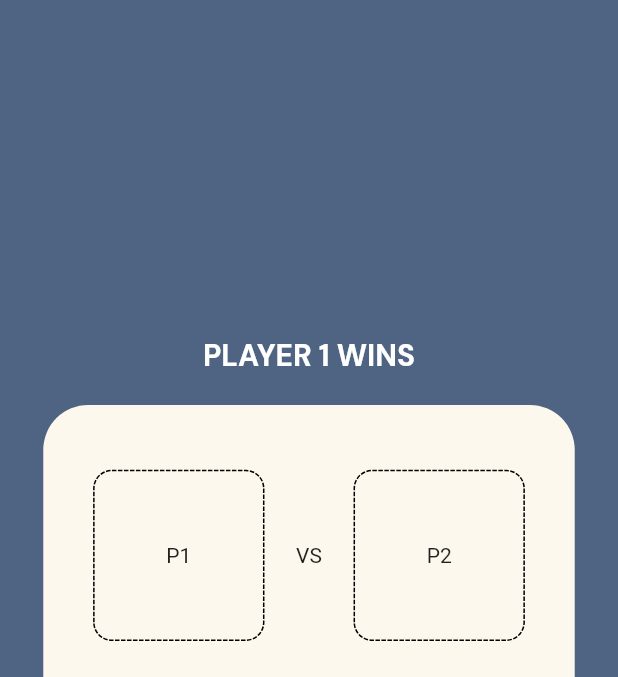
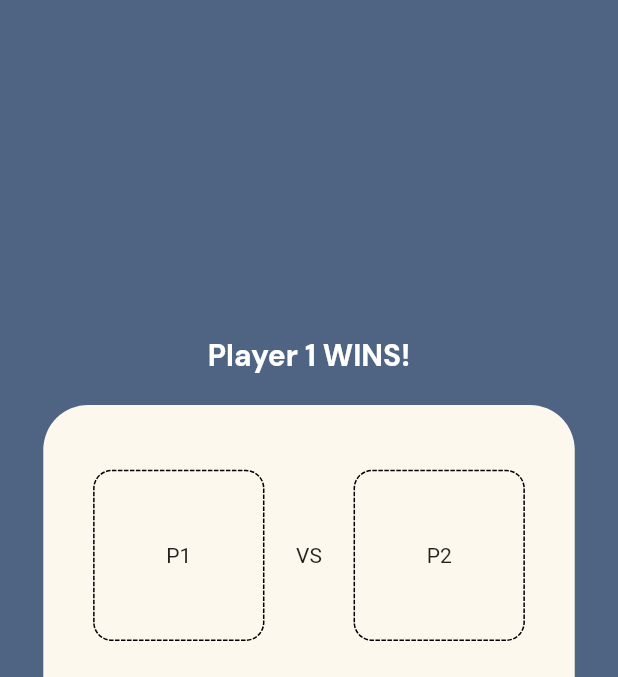
Before and after one commit to dubemezeagwu/roll_6ix, a Flutter app: the screen it shows after launch, on a phone screen of 412 x 824 dp, the part 62-739 px from its top. Run offline on Flutter 3.47's test engine with Material 2 defaults, Android fonts, the phone set to English and light mode, and no system bars; drawn by our look-alikes of dotted_border; our stand-ins replace bloc, equatable, flutter_bloc, flutter_svg, google_fonts.

```diff
--- a/lib/bloc/dice_cubit.dart
+++ b/lib/bloc/dice_cubit.dart
@@ -8,7 +8,7 @@ import 'package:roll_6ix/utils/app_assets.dart';
 part 'dice_state.dart';
 
 class DiceCubit extends Cubit<DiceState> {
-  DiceCubit() : super(DiceState( null, null ));
+  DiceCubit() : super(DiceInitialState());
 
   final List<Player> listOfPlayers= [ playerOne,playerTwo];
   late var winningStatus;
@@ -21,6 +21,8 @@ class DiceCubit extends Cubit<DiceState> {
       gameResults.add(playerNumber);
       player.dice = AppAssets.diceArray[playerNumber];
     });
+
+    displayWinner(gameResults);
   }
 
   void displayWinner (List gameResults){
@@ -29,5 +31,6 @@ class DiceCubit extends Cubit<DiceState> {
         : "It is a Tie";
 
     winningStatus = winner;
+    print(winningStatus);
   }
 }
--- a/lib/bloc/dice_state.dart
+++ b/lib/bloc/dice_state.dart
@@ -1,11 +1,18 @@
 part of 'dice_cubit.dart';
 
-class DiceState extends Equatable {
+abstract class DiceState extends Equatable{}
+
+class DiceInitialState extends DiceState{
+  @override
+  List<Object?> get props => [];
+}
+
+class DiceLoadedState extends DiceState {
 
   String? diceOne;
   String? diceTwo;
 
-  DiceState(this.diceOne, this.diceTwo);
+  DiceLoadedState(this.diceOne, this.diceTwo);
 
   @override
   List<Object?> get props => [diceOne, diceTwo];
--- a/lib/main.dart
+++ b/lib/main.dart
@@ -1,4 +1,6 @@
 import 'package:flutter/material.dart';
+import 'package:flutter_bloc/flutter_bloc.dart';
+import 'package:roll_6ix/bloc/dice_cubit.dart';
 import 'package:roll_6ix/presentation/game_home.dart';
 import 'package:roll_6ix/utils/app_colors.dart';
 
@@ -12,7 +14,9 @@ class MyApp extends StatelessWidget {
   // This widget is the root of your application.
   @override
   Widget build(BuildContext context) {
-    return MaterialApp(
+    return BlocProvider(
+      create: (BuildContext context) => DiceCubit(),
+      child: MaterialApp(
         title: 'Flutter Demo',
         debugShowCheckedModeBanner: false,
         theme: ThemeData(
@@ -20,6 +24,7 @@ class MyApp extends StatelessWidget {
           primarySwatch: Colors.blue,
         ),
         home: const GameHome(),
+      ),
     );
   }
 }
--- a/lib/presentation/game_home.dart
+++ b/lib/presentation/game_home.dart
@@ -1,6 +1,11 @@
 import 'package:dotted_border/dotted_border.dart';
 import 'package:flutter/material.dart';
+import 'package:flutter_bloc/flutter_bloc.dart';
+import 'package:flutter_svg/flutter_svg.dart';
+import 'package:roll_6ix/bloc/dice_cubit.dart';
+import 'package:roll_6ix/utils/app_assets.dart';
 import 'package:roll_6ix/utils/app_colors.dart';
+import 'package:roll_6ix/utils/app_strings.dart';
 import 'package:roll_6ix/utils/app_styles.dart';
 import 'package:roll_6ix/utils/extensions.dart';
 import 'package:roll_6ix/utils/size_config.dart';
@@ -37,7 +42,7 @@ class _GameHomeState extends State<GameHome> {
         child: Column(
           mainAxisAlignment: MainAxisAlignment.center,
           children: [
-            Text("PLAYER 1 WINS", style: AppStyles.regularWhite20,),
+            Text(AppStrings.playerOneWins.message, style: AppStyles.regularWhite20,),
             SizedBox(height: 20.h,),
             Container(
               decoration: const BoxDecoration(
@@ -63,8 +68,16 @@ class _GameHomeState extends State<GameHome> {
                               child: SizedBox(
                                 height: 100.h,
                                   width: 100.h,
-                                  child: const Center(
-                                      child: Text("P1")
+                                  child: Center(
+                                      child: BlocBuilder<DiceCubit,DiceState>(
+                                          builder: (context,state){
+                                            if (state is DiceLoadedState){
+                                              return SvgPicture.asset(AppAssets.diceArray[0]);
+                                            } else {
+                                              return const Text("P1");
+                                            }
+                                          }
+                                      ),
                                   )
                               ),
                             )
@@ -79,8 +92,16 @@ class _GameHomeState extends State<GameHome> {
                               child: SizedBox(
                                   height: 100.h,
                                   width: 100.h,
-                                  child: const Center(
-                                      child: Text("P2")
+                                  child: Center(
+                                      child: BlocBuilder<DiceCubit,DiceState>(
+                                          builder: (context,state){
+                                            if (state is DiceLoadedState){
+                                              return SvgPicture.asset(AppAssets.diceArray[0]);
+                                            } else {
+                                              return const Text("P2");
+                                            }
+                                          }
+                                      )
                                   )
                               ),
                             )
--- a/lib/utils/app_assets.dart
+++ b/lib/utils/app_assets.dart
@@ -1,10 +1,10 @@
 class AppAssets {
   static const List<String> diceArray = [
-  "https://bit.ly/3KJziG6",
-  "https://bit.ly/3FdNar6",
-  "https://bit.ly/30W6IoA",
-  'https://bit.ly/37cHRLZ',
-  'https://bit.ly/3FLsU71',
-  "https://bit.ly/3vhkF14"
+  "assets/images/side_1.svg",
+  "assets/images/side_2.svg",
+  "assets/images/side_3.svg",
+  'assets/images/side_4.svg',
+  'assets/images/side_5.svg',
+  "assets/images/side_6.svg"
   ];
 }
--- a/lib/utils/app_strings.dart
+++ b/lib/utils/app_strings.dart
@@ -1,5 +1,4 @@
 enum AppStrings {
-
   playerOneWins("Player 1 WINS!"),
   playerTwoWins("Player 2 WINS!");
 
--- a/pubspec.yaml
+++ b/pubspec.yaml
@@ -39,6 +39,7 @@ dependencies:
   flutter_bloc: ^8.0.1
   bloc: ^8.0.3
   equatable: ^2.0.3
+  flutter_svg: ^1.1.0
 
 dev_dependencies:
   flutter_test:
@@ -63,9 +64,8 @@ flutter:
   uses-material-design: true
 
   # To add assets to your application, add an assets section, like this:
-  # assets:
-  #   - images/a_dot_burr.jpeg
-  #   - images/a_dot_ham.jpeg
+  assets:
+    - assets/images/
 
   # An image asset can refer to one or more resolution-specific "variants", see
   # https://flutter.dev/assets-and-images/#resolution-aware
```
Also changed, not shown: assets/images/side_1.svg (added), assets/images/side_2.svg (added), assets/images/side_3.svg (added), assets/images/side_4.svg (added), assets/images/side_5.svg (added), assets/images/side_6.svg (added), pubspec.lock. Lines whose indentation alone changed are shown as unchanged.
